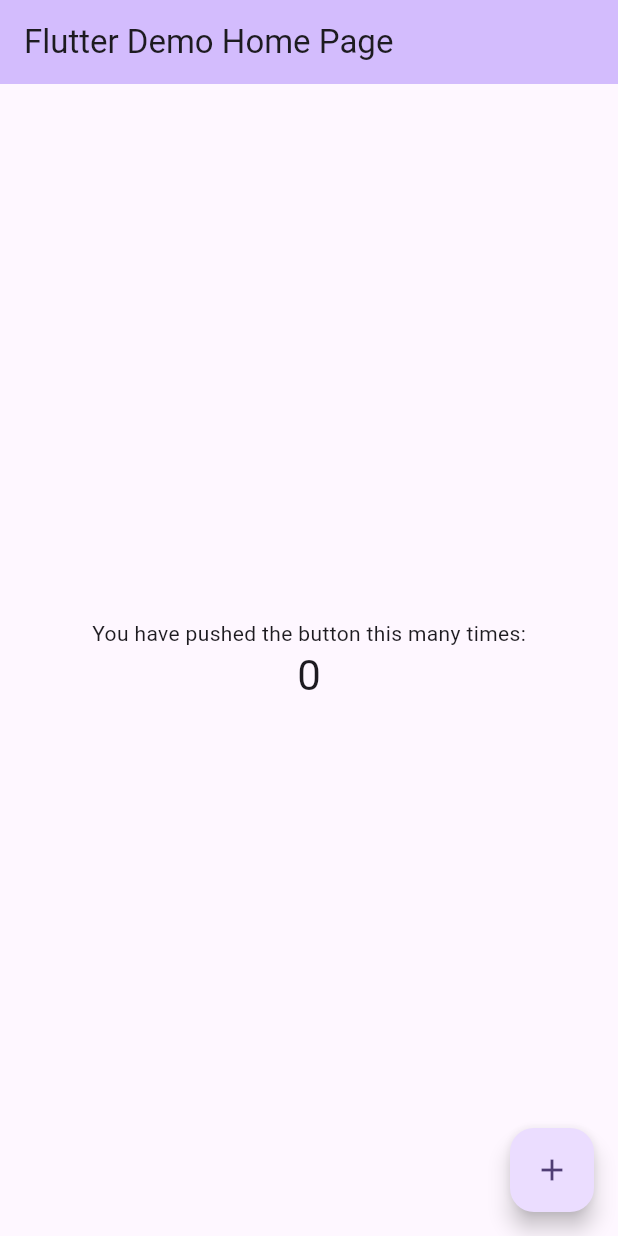
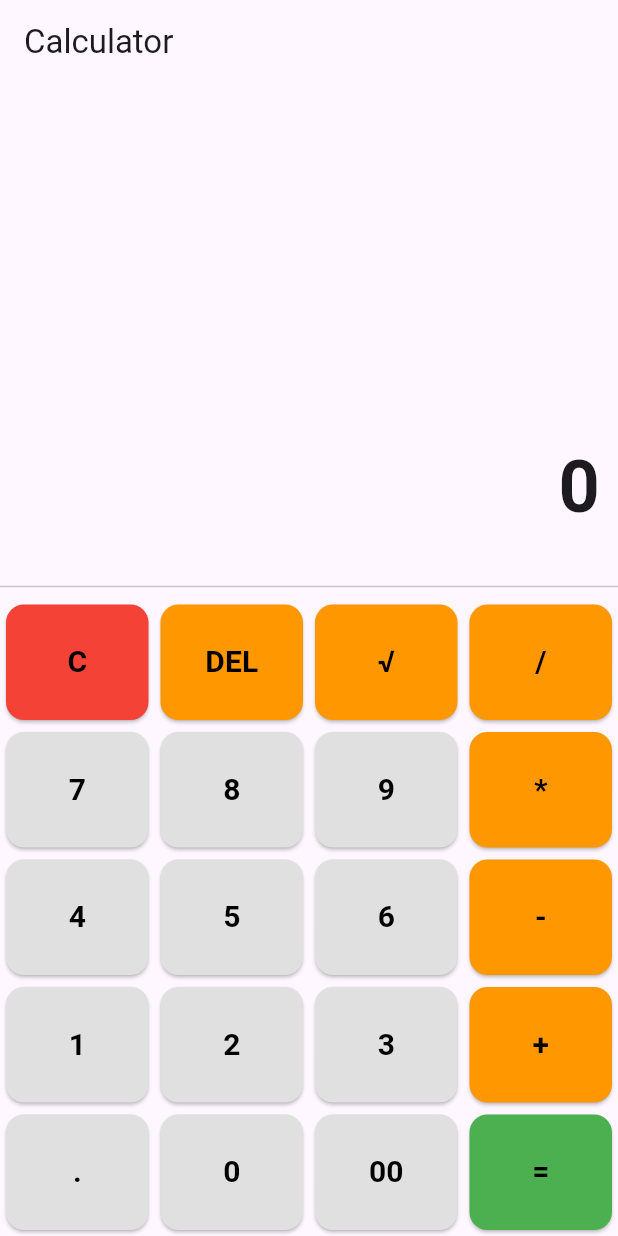
Before and after one commit to nilanjanganguli49-crypto/Calculator, a Flutter app: the screen it shows after launch, on a phone screen of 412 x 824 dp. Run offline on Flutter 3.47's test engine with Material 3 defaults, Android fonts, the phone set to English and light mode, and no system bars.

Commit message:
Add app-release.apk

```diff
--- /dev/null
+++ b/lib/calculator_screen.dart
@@ -0,0 +1,173 @@
+import 'dart:math';
+
+import 'package:flutter/material.dart';
+
+class CalculatorScreen extends StatefulWidget {
+  const CalculatorScreen({super.key});
+
+  @override
+  State<CalculatorScreen> createState() => _CalculatorScreenState();
+}
+
+class _CalculatorScreenState extends State<CalculatorScreen> {
+  String _output = "0";
+  String _currentNumber = "";
+  double _num1 = 0;
+  String _operator = "";
+
+  void _buttonPressed(String buttonText) {
+    setState(() {
+      if (buttonText == "C") {
+        _output = "0";
+        _currentNumber = "";
+        _num1 = 0;
+        _operator = "";
+      } else if (buttonText == "DEL") {
+        if (_currentNumber.isNotEmpty) {
+          _currentNumber = _currentNumber.substring(0, _currentNumber.length - 1);
+          _output = _currentNumber;
+          if (_currentNumber.isEmpty) {
+            _output = "0";
+          }
+        }
+      } else if (buttonText == "√") {
+        if (_currentNumber.isNotEmpty) {
+          _num1 = double.parse(_currentNumber);
+          _output = sqrt(_num1).toString();
+          _currentNumber = _output;
+        }
+      } else if (buttonText == "+" ||
+          buttonText == "-" ||
+          buttonText == "*" ||
+          buttonText == "/") {
+        if (_currentNumber.isNotEmpty) {
+          _num1 = double.parse(_currentNumber);
+          _operator = buttonText;
+          _currentNumber = "";
+        }
+      } else if (buttonText == "=") {
+        if (_currentNumber.isNotEmpty && _operator.isNotEmpty) {
+          double num2 = double.parse(_currentNumber);
+          if (_operator == "+") {
+            _output = (_num1 + num2).toString();
+          }
+          if (_operator == "-") {
+            _output = (_num1 - num2).toString();
+          }
+          if (_operator == "*") {
+            _output = (_num1 * num2).toString();
+          }
+          if (_operator == "/") {
+            _output = (_num1 / num2).toString();
+          }
+          _num1 = 0;
+          _operator = "";
+          _currentNumber = _output;
+        }
+      } else {
+        _currentNumber = _currentNumber + buttonText;
+        _output = _currentNumber;
+      }
+    });
+  }
+
+  Widget _buildButton(String buttonText, {Color? color, Color? textColor}) {
+    return Expanded(
+      child: Padding(
+        padding: const EdgeInsets.all(4.0),
+        child: ElevatedButton(
+          onPressed: () => _buttonPressed(buttonText),
+          style: ElevatedButton.styleFrom(
+            backgroundColor: color ?? Colors.grey[300],
+            padding: const EdgeInsets.all(24.0),
+            shape: const RoundedRectangleBorder(
+              borderRadius: BorderRadius.all(Radius.circular(12)),
+            ),
+          ),
+          child: Text(
+            buttonText,
+            style: TextStyle(
+              fontSize: 20.0,
+              fontWeight: FontWeight.bold,
+              color: textColor ?? Colors.black,
+            ),
+          ),
+        ),
+      ),
+    );
+  }
+
+  @override
+  Widget build(BuildContext context) {
+    return Scaffold(
+      appBar: AppBar(
+        title: const Text("Calculator"),
+      ),
+      body: Column(
+        children: <Widget>[
+          Expanded(
+            child: Container(
+              alignment: Alignment.bottomRight,
+              padding: const EdgeInsets.symmetric(
+                vertical: 24.0,
+                horizontal: 12.0,
+              ),
+              child: Text(
+                _output,
+                style: const TextStyle(
+                  fontSize: 48.0,
+                  fontWeight: FontWeight.bold,
+                ),
+              ),
+            ),
+          ),
+          const Divider(),
+          Column(
+            children: [
+              Row(
+                children: [
+                  _buildButton("C", color: Colors.red),
+                  _buildButton("DEL", color: Colors.orange),
+                  _buildButton("√", color: Colors.orange),
+                  _buildButton("/", color: Colors.orange),
+                ],
+              ),
+              Row(
+                children: [
+                  _buildButton("7"),
+                  _buildButton("8"),
+                  _buildButton("9"),
+                  _buildButton("*", color: Colors.orange),
+                ],
+              ),
+              Row(
+                children: [
+                  _buildButton("4"),
+                  _buildButton("5"),
+                  _buildButton("6"),
+                  _buildButton("-", color: Colors.orange),
+                ],
+              ),
+              Row(
+                children: [
+                  _buildButton("1"),
+                  _buildButton("2"),
+                  _buildButton("3"),
+                  _buildButton("+", color: Colors.orange),
+                ],
+              ),
+              Row(
+                children: [
+                  _buildButton("."),
+                  _buildButton("0"),
+                  _buildButton("00"),
+                  _buildButton("=", color: Colors.green),
+                ],
+              ),
+            ],
+          )
+        ],
+      ),
+    );
+  }
+}
--- a/lib/main.dart
+++ b/lib/main.dart
@@ -1,4 +1,5 @@
 import 'package:flutter/material.dart';
+import 'package:myapp/calculator_screen.dart';
 
 void main() {
   runApp(const MyApp());
@@ -7,116 +8,15 @@ void main() {
 class MyApp extends StatelessWidget {
   const MyApp({super.key});
 
-  // This widget is the root of your application.
   @override
   Widget build(BuildContext context) {
     return MaterialApp(
-      title: 'Flutter Demo',
+      title: 'Calculator',
       theme: ThemeData(
-        // This is the theme of your application.
-        //
-        // TRY THIS: Try running your application with "flutter run". You'll see
-        // the application has a purple toolbar. Then, without quitting the app,
-        // try changing the seedColor in the colorScheme below to Colors.green
-        // and then invoke "hot reload" (save your changes or press the "hot
-        // reload" button in a Flutter-supported IDE, or press "r" if you used
-        // the command line to start the app).
-        //
-        // Notice that the counter didn't reset back to zero; the application
-        // state is not lost during the reload. To reset the state, use hot
-        // restart instead.
-        //
-        // This works for code too, not just values: Most code changes can be
-        // tested with just a hot reload.
-        colorScheme: ColorScheme.fromSeed(seedColor: Colors.deepPurple),
+        primarySwatch: Colors.blue,
+        visualDensity: VisualDensity.adaptivePlatformDensity,
       ),
-      home: const MyHomePage(title: 'Flutter Demo Home Page'),
+      home: const CalculatorScreen(),
     );
   }
 }
-
-class MyHomePage extends StatefulWidget {
-  const MyHomePage({super.key, required this.title});
-
-  // This widget is the home page of your application. It is stateful, meaning
-  // that it has a State object (defined below) that contains fields that affect
-  // how it looks.
-
-  // This class is the configuration for the state. It holds the values (in this
-  // case the title) provided by the parent (in this case the App widget) and
-  // used by the build method of the State. Fields in a Widget subclass are
-  // always marked "final".
-
-  final String title;
-
-  @override
-  State<MyHomePage> createState() => _MyHomePageState();
-}
-
-class _MyHomePageState extends State<MyHomePage> {
-  int _counter = 0;
-
-  void _incrementCounter() {
-    setState(() {
-      // This call to setState tells the Flutter framework that something has
-      // changed in this State, which causes it to rerun the build method below
-      // so that the display can reflect the updated values. If we changed
-      // _counter without calling setState(), then the build method would not be
-      // called again, and so nothing would appear to happen.
-      _counter++;
-    });
-  }
-
-  @override
-  Widget build(BuildContext context) {
-    // This method is rerun every time setState is called, for instance as done
-    // by the _incrementCounter method above.
-    //
-    // The Flutter framework has been optimized to make rerunning build methods
-    // fast, so that you can just rebuild anything that needs updating rather
-    // than having to individually change instances of widgets.
-    return Scaffold(
-      appBar: AppBar(
-        // TRY THIS: Try changing the color here to a specific color (to
-        // Colors.amber, perhaps?) and trigger a hot reload to see the AppBar
-        // change color while the other colors stay the same.
-        backgroundColor: Theme.of(context).colorScheme.inversePrimary,
-        // Here we take the value from the MyHomePage object that was created by
-        // the App.build method, and use it to set our appbar title.
-        title: Text(widget.title),
-      ),
-      body: Center(
-        // Center is a layout widget. It takes a single child and positions it
-        // in the middle of the parent.
-        child: Column(
-          // Column is also a layout widget. It takes a list of children and
-          // arranges them vertically. By default, it sizes itself to fit its
-          // children horizontally, and tries to be as tall as its parent.
-          //
-          // Column has various properties to control how it sizes itself and
-          // how it positions its children. Here we use mainAxisAlignment to
-          // center the children vertically; the main axis here is the vertical
-          // axis because Columns are vertical (the cross axis would be
-          // horizontal).
-          //
-          // TRY THIS: Invoke "debug painting" (choose the "Toggle Debug Paint"
-          // action in the IDE, or press "p" in the console), to see the
-          // wireframe for each widget.
-          mainAxisAlignment: MainAxisAlignment.center,
-          children: <Widget>[
-            const Text('You have pushed the button this many times:'),
-            Text(
-              '$_counter',
-              style: Theme.of(context).textTheme.headlineMedium,
-            ),
-          ],
-        ),
-      ),
-      floatingActionButton: FloatingActionButton(
-        onPressed: _incrementCounter,
-        tooltip: 'Increment',
-        child: const Icon(Icons.add),
-      ), // This trailing comma makes auto-formatting nicer for build methods.
-    );
-  }
-}
```
Also changed, not shown: 3 other files.
